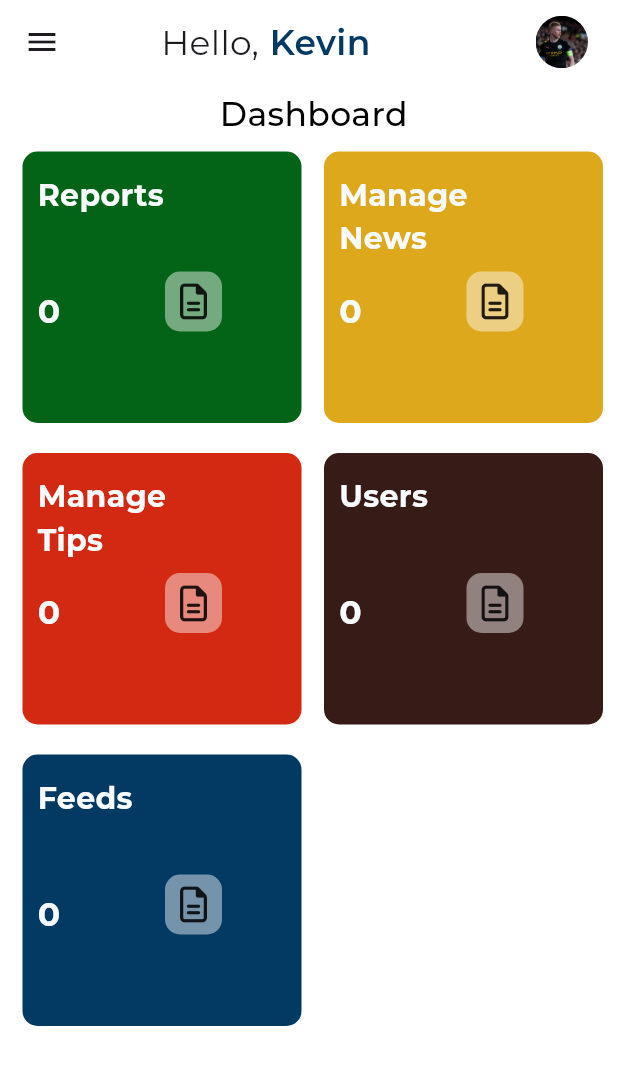
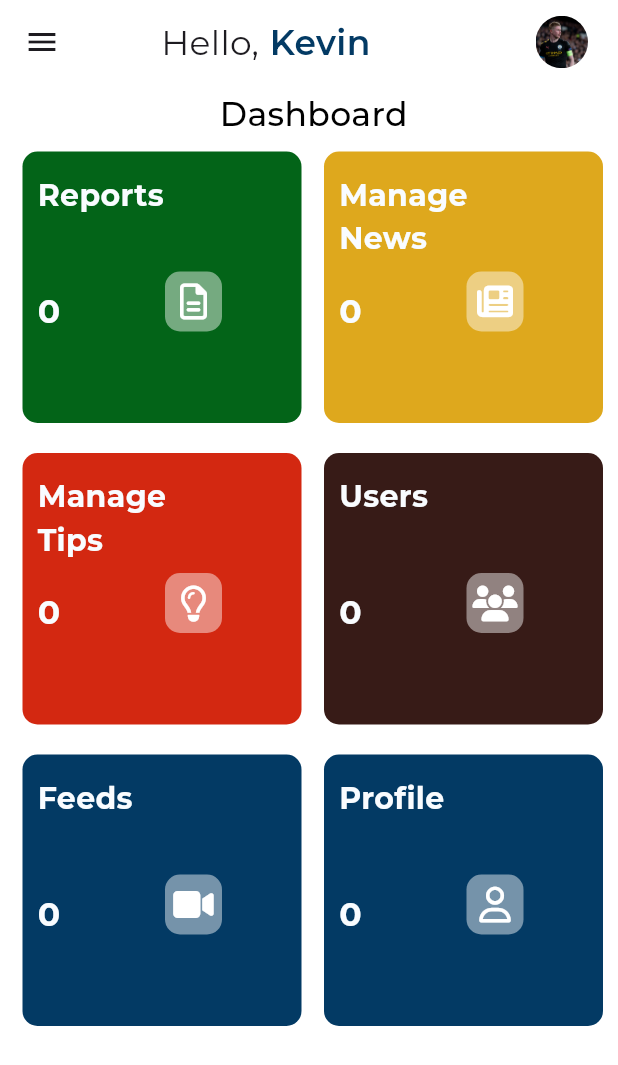
Before and after one commit to Ampaw24/crimemobile_back, a Flutter app: the Dashboard screen opened directly, on a phone screen of 412 x 824 dp. Shown: the top 1065 px of the screen. Run offline on Flutter 3.47's test engine with Material 2 defaults, Android fonts, the phone set to English and light mode, and no system bars; our stand-ins replace font_awesome_flutter, google_fonts.

Commit message:
dashboard progress

```diff
--- a/lib/screens/dashboard/dashboard.dart
+++ b/lib/screens/dashboard/dashboard.dart
@@ -22,19 +22,23 @@ List<DashboardCard> cardcontent = [
       cardColor: AppColors.dashboardGreen),
   DashboardCard(
       title: "Manage\nNews",
-      cardIcon: FontAwesomeIcons.fileText,
+      cardIcon: FontAwesomeIcons.solidNewspaper,
       cardColor: AppColors.dashboardYellow),
   DashboardCard(
       title: "Manage\nTips",
-      cardIcon: FontAwesomeIcons.fileText,
+      cardIcon: FontAwesomeIcons.lightbulb,
       cardColor: AppColors.dashboardRed),
   DashboardCard(
       title: "Users",
-      cardIcon: FontAwesomeIcons.fileText,
+      cardIcon: FontAwesomeIcons.users,
       cardColor: AppColors.dashboardBrown),
   DashboardCard(
       title: "Feeds",
-      cardIcon: FontAwesomeIcons.fileText,
+      cardIcon: FontAwesomeIcons.videoCamera,
+      cardColor: AppColors.btnBlue),
+        DashboardCard(
+      title: "Profile",
+      cardIcon: FontAwesomeIcons.user,
       cardColor: AppColors.btnBlue)
 ];
 
@@ -81,7 +85,6 @@ class _DashboardState extends State<Dashboard> {
       body: Column(
         children: [
           Container(
-
             child: Text(
               " Dashboard",
               style: GoogleFonts.montserrat(
--- a/lib/widget/dashboardcards.dart
+++ b/lib/widget/dashboardcards.dart
@@ -46,7 +46,7 @@ class DashboarddCards extends StatelessWidget {
               child: Container(
                 height: 40,
                 width: 38,
-                child: Icon(cardIcon),
+                child: Icon(cardIcon,color:Colors.white,),
                 decoration: BoxDecoration(
                   borderRadius: BorderRadius.circular(10),
                   color: Colors.white.withOpacity(0.45),
```
